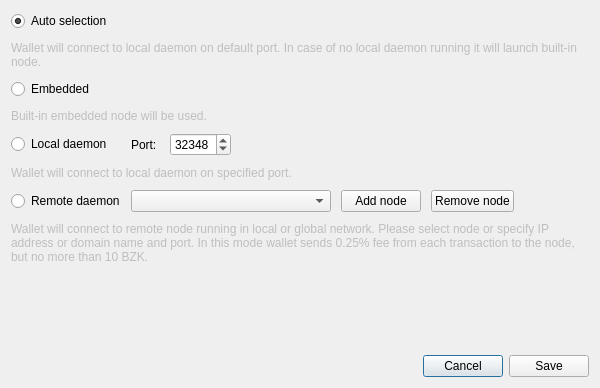
Old version of the form src/gui/ui/connectionsettingsdialog.ui in the repository brazukcoin/wallet-gui.
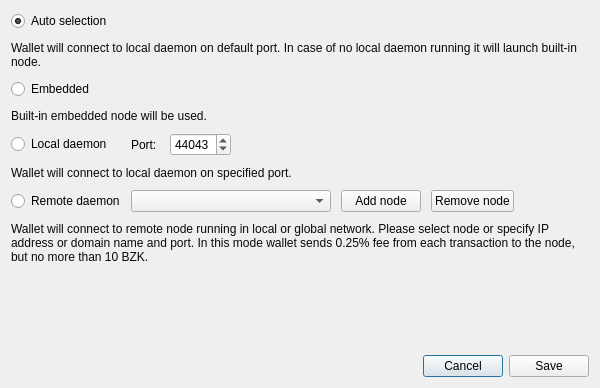
New version of the form. Icons and pictures are not drawn.

Patch:
```diff
--- a/src/gui/ui/connectionsettingsdialog.ui
+++ b/src/gui/ui/connectionsettingsdialog.ui
@@ -75,7 +75,7 @@
         <bool>false</bool>
        </property>
        <property name="text">
-        <string>Wallet will connect to local daemon on default port. In case of no local daemon running it will launch built-in node.</string>
+        <string>&lt;span style=&quot;color:#080808&quot;&gt;Wallet will connect to local daemon on default port. In case of no local daemon running it will launch built-in node.&lt;/span&gt;</string>
        </property>
        <property name="wordWrap">
         <bool>true</bool>
@@ -95,7 +95,7 @@
         <bool>false</bool>
        </property>
        <property name="text">
-        <string>Built-in embedded node will be used.</string>
+        <string>&lt;span style=&quot;color:#080808&quot;&gt;Built-in embedded node will be used.&lt;/span&gt;</string>
        </property>
        <property name="wordWrap">
         <bool>true</bool>
@@ -130,7 +130,7 @@
           <number>65535</number>
          </property>
          <property name="value">
-          <number>32348</number>
+          <number>44043</number>
          </property>
          <property name="displayIntegerBase">
           <number>10</number>
@@ -158,7 +158,7 @@
         <bool>false</bool>
        </property>
        <property name="text">
-        <string>Wallet will connect to local daemon on specified port.</string>
+        <string>&lt;span style=&quot;color:#080808&quot;&gt;Wallet will connect to local daemon on specified port.&lt;/span&gt;</string>
        </property>
        <property name="wordWrap">
         <bool>true</bool>
@@ -248,7 +248,7 @@
         </size>
        </property>
        <property name="text">
-        <string>Wallet will connect to remote node running in local or global network. Please select node or specify IP address or domain name and port. In this mode wallet sends 0.25% fee from each transaction to the node, but no more than 10 BZK.</string>
+        <string>&lt;span style=&quot;color:#080808&quot;&gt;Wallet will connect to remote node running in local or global network. Please select node or specify IP address or domain name and port. In this mode wallet sends 0.25% fee from each transaction to the node, but no more than 10 BZK.&lt;/span&gt;</string>
        </property>
        <property name="wordWrap">
         <bool>true</bool>
```
